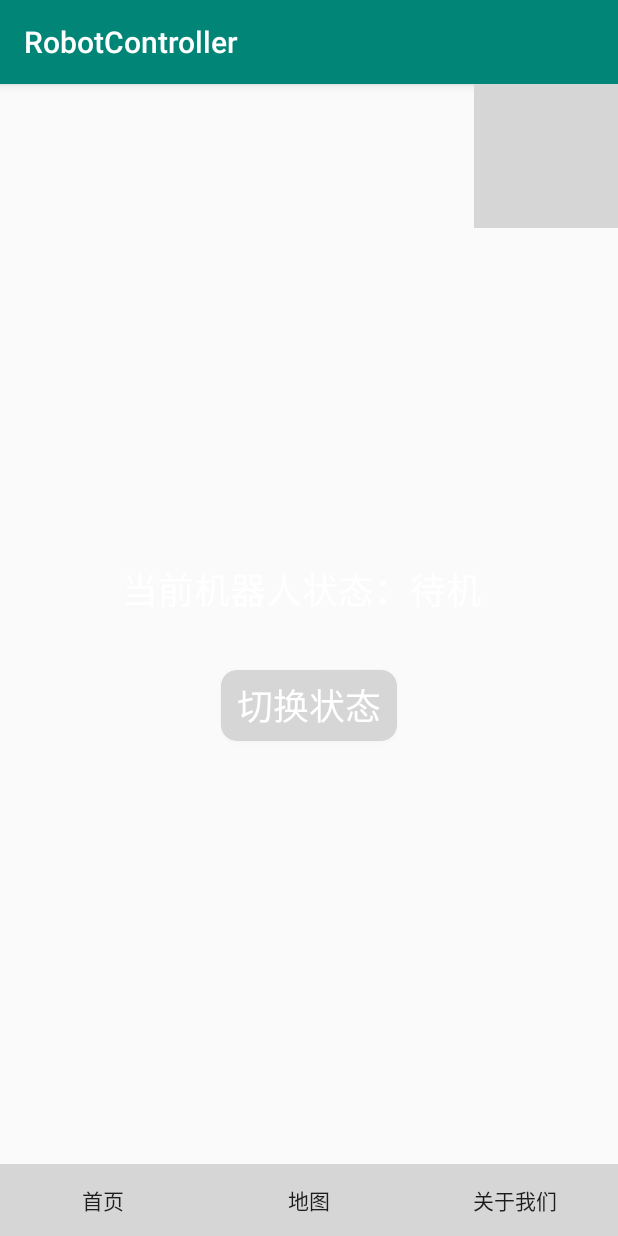
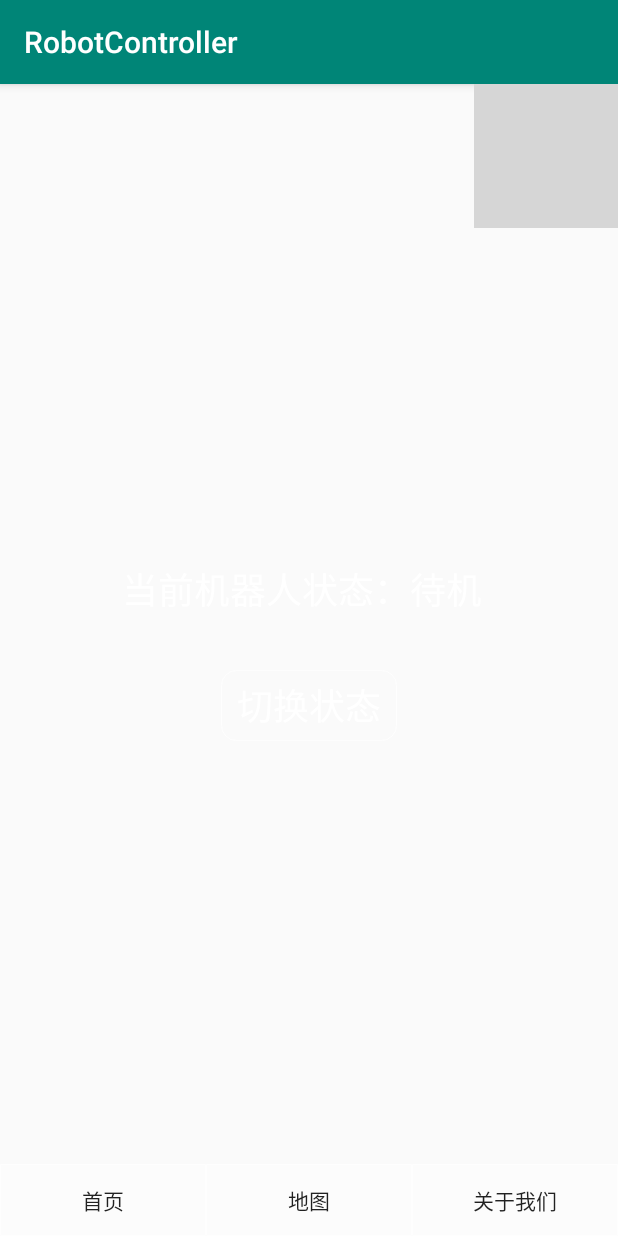
Before and after one commit to sebuaa2020/Team110, an Android app: the screen it shows after launch (MainActivity), on a phone screen of 412 x 824 dp. Run offline under Robolectric (Android 15) with nearby library versions, the phone set to English and light mode, and no system bars; grey boxes are pictures that could not be loaded.

Commit message:
andriod part main frame

```diff
--- a/code/RobotController/app/build.gradle
+++ b/code/RobotController/app/build.gradle
@@ -16,6 +16,10 @@ android {
             proguardFiles getDefaultProguardFile('proguard-android-optimize.txt'), 'proguard-rules.pro'
         }
     }
+    compileOptions {
+        sourceCompatibility = 1.8
+        targetCompatibility = 1.8
+    }
 }
 
 dependencies {
--- a/code/RobotController/app/src/main/java/com/fun/robotcontroller/MainActivity.java
+++ b/code/RobotController/app/src/main/java/com/fun/robotcontroller/MainActivity.java
@@ -2,13 +2,58 @@ package com.fun.robotcontroller;
 
 import androidx.appcompat.app.AppCompatActivity;
 
+import android.content.Intent;
 import android.os.Bundle;
+import android.os.UserHandle;
+import android.widget.Button;
+import android.widget.TextView;
+
+import java.util.Map;
 
 public class MainActivity extends AppCompatActivity {
+    private int state = 0;
+    private Robot robot = Robot.getInstance();
 
     @Override
     protected void onCreate(Bundle savedInstanceState) {
         super.onCreate(savedInstanceState);
         setContentView(R.layout.activity_main);
+
+        state = robot.getState();
+
+        setRobotState();
+
+        Button mainSelectButton = findViewById(R.id.mainSwitchButton);
+        mainSelectButton.setOnClickListener(v -> {
+            state = robot.switchState();
+        });
+        Button eventButton = findViewById(R.id.historyButton);
+        eventButton.setOnClickListener(v -> {
+            Intent intent = new Intent(getApplicationContext(), MapActivity.class);
+            intent.addFlags(Intent.FLAG_ACTIVITY_REORDER_TO_FRONT);
+            startActivity(intent);
+        });
+        Button rewardButton = findViewById(R.id.aboutButton);
+        rewardButton.setOnClickListener(v -> {
+            Intent intent = new Intent(getApplicationContext(), UserActivity.class);
+            intent.addFlags(Intent.FLAG_ACTIVITY_REORDER_TO_FRONT);
+            startActivity(intent);
+        });
+    }
+
+    private void setRobotState() {
+        TextView robotState = findViewById(R.id.RobotState);
+
+        switch (state) {
+            case 0:
+                robotState.setText("当前机器人状态：待机");
+                break;
+            case 1:
+                robotState.setText("当前机器人状态：工作中");
+                break;
+            case -1:
+                robotState.setText("获取机器人状态失败");
+                break;
+        }
     }
 }
--- /dev/null
+++ b/code/RobotController/app/src/main/java/com/fun/robotcontroller/Robot.java
@@ -0,0 +1,47 @@
+// 获取机器人的状态信息，并发布指令至机器人
+
+package com.fun.robotcontroller;
+
+import Utils.AsynNetUtils;
+
+public class Robot {
+    final private static Robot instance = new Robot();
+    private int state = 0;
+
+    private Robot() {
+    }
+
+    static Robot getInstance() {
+        return instance;
+    }
+
+    int getState() {
+        try {
+            sendHttp("get_state");
+        } catch (Exception e) {
+            state = -1;
+        }
+        return state;
+    }
+
+    int switchState() {
+        try {
+            sendHttp("switch_state");
+            sendHttp("get_state");
+        } catch (Exception e) {
+
+        }
+        return state;
+    }
+
+    private void sendHttp(String cmd) {
+        AsynNetUtils.post("http://10.136.107.127:5000", cmd, response -> {
+            try {
+                state = Integer.parseInt(response);
+            } catch (Exception e) {
+                //抛出网络请求异常
+                e.printStackTrace();
+            }
+        });
+    }
+}
--- /dev/null
+++ b/code/RobotController/app/src/main/res/layout/activity_login.xml
@@ -0,0 +1,6 @@
+<?xml version="1.0" encoding="utf-8"?>
+<androidx.constraintlayout.widget.ConstraintLayout
+    xmlns:android="http://schemas.android.com/apk/res/android" android:layout_width="match_parent"
+    android:layout_height="match_parent">
+
+</androidx.constraintlayout.widget.ConstraintLayout>
--- /dev/null
+++ b/code/RobotController/app/src/main/res/layout/activity_map.xml
@@ -0,0 +1,6 @@
+<?xml version="1.0" encoding="utf-8"?>
+<androidx.constraintlayout.widget.ConstraintLayout
+    xmlns:android="http://schemas.android.com/apk/res/android" android:layout_width="match_parent"
+    android:layout_height="match_parent">
+
+</androidx.constraintlayout.widget.ConstraintLayout>
--- /dev/null
+++ b/code/RobotController/app/src/main/res/layout/activity_splash.xml
@@ -0,0 +1,6 @@
+<?xml version="1.0" encoding="utf-8"?>
+<androidx.constraintlayout.widget.ConstraintLayout
+    xmlns:android="http://schemas.android.com/apk/res/android" android:layout_width="match_parent"
+    android:layout_height="match_parent">
+
+</androidx.constraintlayout.widget.ConstraintLayout>
--- /dev/null
+++ b/code/RobotController/app/src/main/res/layout/activity_user.xml
@@ -0,0 +1,6 @@
+<?xml version="1.0" encoding="utf-8"?>
+<androidx.constraintlayout.widget.ConstraintLayout
+    xmlns:android="http://schemas.android.com/apk/res/android" android:layout_width="match_parent"
+    android:layout_height="match_parent">
+
+</androidx.constraintlayout.widget.ConstraintLayout>
--- a/code/RobotController/app/src/main/res/values/colors.xml
+++ b/code/RobotController/app/src/main/res/values/colors.xml
@@ -3,4 +3,8 @@
     <color name="colorPrimary">#008577</color>
     <color name="colorPrimaryDark">#00574B</color>
     <color name="colorAccent">#D81B60</color>
+    <color name="mainUploadButton">#00ffffff</color>
+    <color name="mainUploadButtonBorder">#B3FFFFFF</color>
+    <color name="navigationButton">#80ffffff</color>
+    <color name="confirmButtonBorder">#ff000000</color>
 </resources>
```
Also changed, not shown: code/RobotController/app/src/main/java/com/fun/robotcontroller/LogInActivity.java (added, +18 -0 lines), code/RobotController/app/src/main/java/com/fun/robotcontroller/MapActivity.java (added, +29 -0 lines), code/RobotController/app/src/main/java/com/fun/robotcontroller/SplashActivity.java (added, +29 -0 lines), code/RobotController/app/src/main/java/com/fun/robotcontroller/UserActivity.java (added, +33 -0 lines), code/RobotController/build.gradle (+15 -4 lines), code/RobotController/gradle/wrapper/gradle-wrapper.properties.
